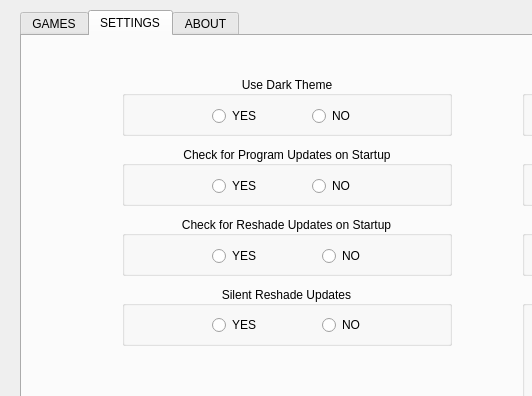
ddc/ReShadeUtils, file src/ui/main.ui: the form before one commit; both pictures show x 0 to 532 and y 0 to 396 of the 1000 by 700 pixel window.
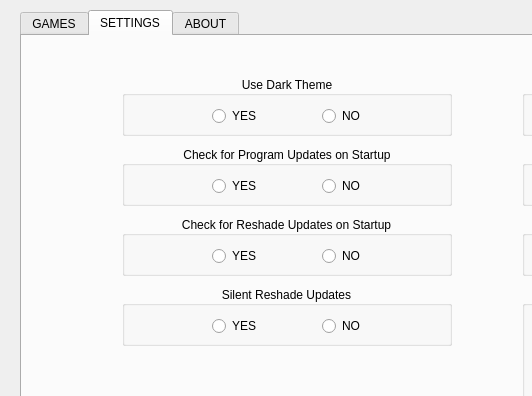
The form after the commit. The open tabs and pages were chosen to show the change. Icons and pictures are not drawn.

The edit to the form file:
```diff
--- a/src/ui/main.ui
+++ b/src/ui/main.ui
@@ -353,7 +353,7 @@
      <widget class="QRadioButton" name="no_check_program_updates_radioButton">
       <property name="geometry">
        <rect>
-        <x>190</x>
+        <x>200</x>
         <y>30</y>
         <width>50</width>
         <height>20</height>
@@ -395,7 +395,7 @@
      <widget class="QRadioButton" name="no_dark_theme_radioButton">
       <property name="geometry">
        <rect>
-        <x>190</x>
+        <x>200</x>
         <y>30</y>
         <width>50</width>
         <height>20</height>
@@ -553,7 +553,7 @@
         <x>90</x>
         <y>30</y>
         <width>50</width>
-        <height>18</height>
+        <height>20</height>
        </rect>
       </property>
       <property name="text">
@@ -565,8 +565,8 @@
        <rect>
         <x>200</x>
         <y>30</y>
-        <width>45</width>
-        <height>18</height>
+        <width>50</width>
+        <height>20</height>
        </rect>
       </property>
       <property name="text">
```
Left out of the diff: 55 changed lines with no effect on the pictures.
